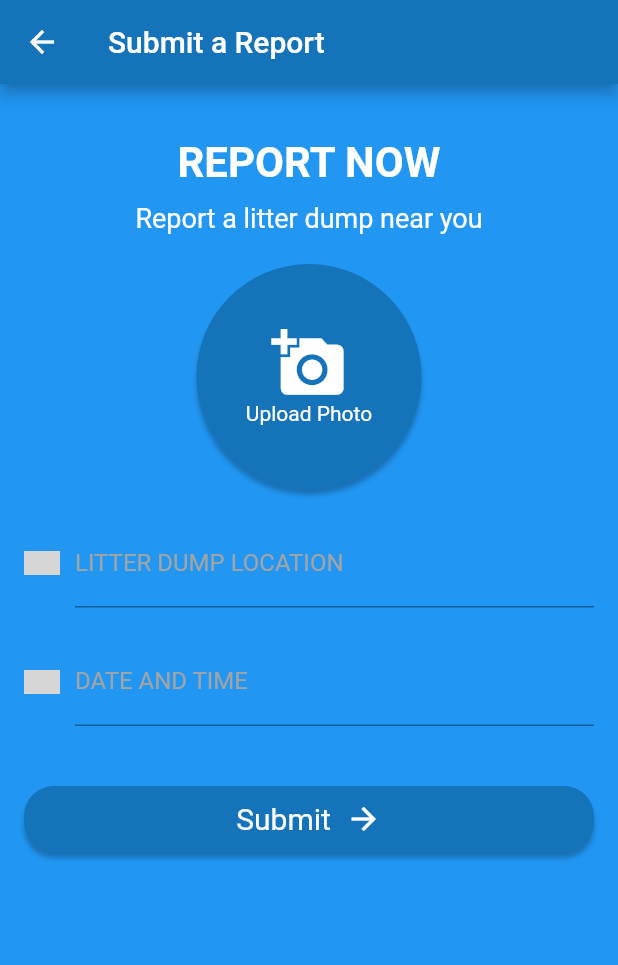
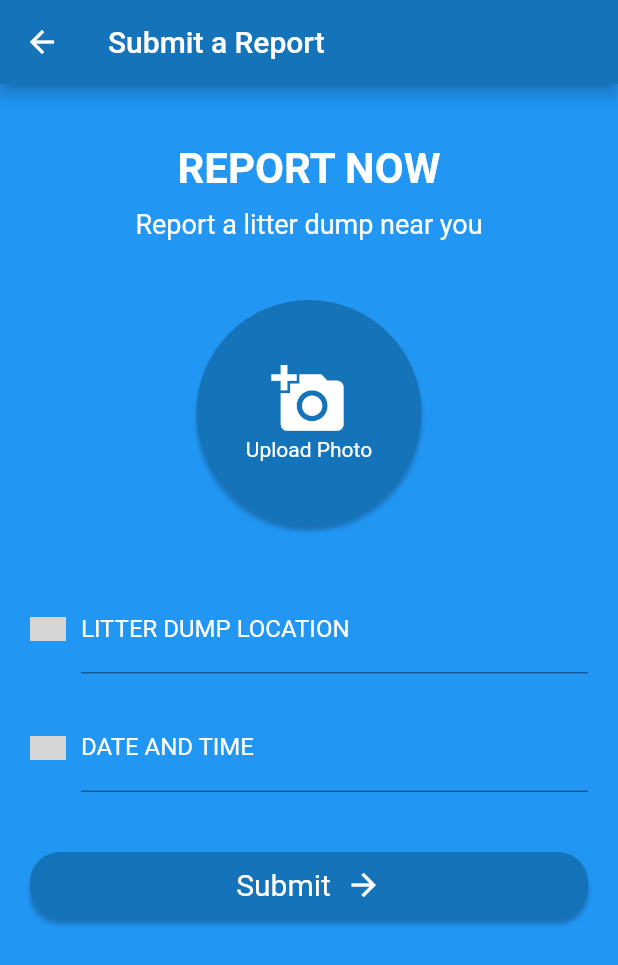
Before and after one commit to maryam037/LitterGo, a Flutter app: the ReportPage screen opened by its route, on a phone screen of 412 x 824 dp. Shown: the top 965 px of the screen. Run offline on Flutter 3.47's test engine with Material 2 defaults, Android fonts, the phone set to English and light mode, and no system bars; our stand-ins replace google_maps_flutter, image_picker; grey boxes are pictures that could not be loaded.

Commit message:
more screens

```diff
--- a/lib/imagedetection.dart
+++ b/lib/imagedetection.dart
@@ -1,5 +1,5 @@
 //https://universe.roboflow.com/college-k6ehm/trash-detection-hdig9/model/2
-//TH SERVER DOESN'T RESPOND WITH THE RESULT, WILL TRY TO SOLVE IT AGAIN IN THE END
+//THE SERVER DOESN'T RESPOND WITH THE RESULT, WILL TRY TO SOLVE IT AGAIN IN THE END
 import 'package:flutter/material.dart';
 import 'dart:convert';
 import 'package:http/http.dart' as http;
--- a/lib/profiledemo.dart
+++ b/lib/profiledemo.dart
@@ -58,7 +58,7 @@ class _ProfilePageState extends State<ProfilePage> {
               mainAxisAlignment: MainAxisAlignment.center,
               children: [
                 const Text(
-                  'Complete Profile!',
+                  'Make User Profile!',
                   textAlign: TextAlign.center,
                   style: TextStyle(
                     fontSize: 28 * ffem,
--- a/lib/reportdemo.dart
+++ b/lib/reportdemo.dart
@@ -1,6 +1,7 @@
-import 'dart:typed_data';
+import 'dart:io';
 
 import 'package:flutter/material.dart';
+import 'package:fypscreensdemo/mapsdemo.dart';
 import 'package:image_picker/image_picker.dart';
 
 class ReportPage extends StatefulWidget {
@@ -13,22 +14,24 @@ class ReportPage extends StatefulWidget {
 class _ReportPageState extends State<ReportPage> {
   final TextEditingController locationController = TextEditingController();
   final TextEditingController datetimeController = TextEditingController();
-  Uint8List? selectedImageBytes;
+  File? _selectedImage;
 
-  Future<void> _pickImage() async {
-    final pickedFile =
-        await ImagePicker().pickImage(source: ImageSource.gallery);
+  Future<void> _selectImage() async {
+    final imagePicker = ImagePicker();
+    final pickedImage =
+        await imagePicker.pickImage(source: ImageSource.gallery);
 
-    if (pickedFile != null) {
-      final selectedBytes = await pickedFile.readAsBytes();
+    if (pickedImage != null) {
       setState(() {
-        selectedImageBytes = selectedBytes;
+        _selectedImage = File(pickedImage.path);
       });
     }
   }
 
   @override
   Widget build(BuildContext context) {
+    const double fem = 1.0;
+    const double ffem = 1.0;
     return Scaffold(
       backgroundColor: Colors.blue,
       appBar: AppBar(
@@ -36,63 +39,66 @@ class _ReportPageState extends State<ReportPage> {
         backgroundColor: const Color(0xff1473b9),
       ),
       body: Padding(
-        padding: const EdgeInsets.all(16.0),
+        padding: const EdgeInsets.all(20 * fem),
         child: Column(
           children: [
-            const SizedBox(height: 20.0),
+            const SizedBox(height: 20 * fem),
             const Text(
               'REPORT NOW',
               style: TextStyle(
-                fontSize: 28.0,
+                fontSize: 28 * fem,
                 color: Colors.white,
                 fontWeight: FontWeight.w600,
               ),
             ),
-            const SizedBox(height: 10.0),
+            const SizedBox(height: 10 * fem),
             const Text(
               'Report a litter dump near you',
               style: TextStyle(
-                fontSize: 18.0,
+                fontSize: 18 * fem,
                 color: Colors.white,
               ),
             ),
-            const SizedBox(height: 20.0),
+            const SizedBox(height: 20 * fem),
             GestureDetector(
-              onTap: _pickImage,
+              onTap: _selectImage,
               child: Container(
-                width: 150.0,
-                height: 150.0,
-                decoration: BoxDecoration(
-                  color: const Color(0xff1473b9),
-                  borderRadius: BorderRadius.circular(75.0),
-                  boxShadow: const [
+                margin: const EdgeInsets.all(20 * fem),
+                width: 150 * fem,
+                height: 150 * fem,
+                decoration: const BoxDecoration(
+                  shape: BoxShape.circle,
+                  color: Color(0xff1473b9),
+                  boxShadow: [
                     BoxShadow(
                       color: Color(0x3f000000),
-                      offset: Offset(0, 4.0),
-                      blurRadius: 2.0,
+                      offset: Offset(0, 4 * fem),
+                      blurRadius: 2 * fem,
                     ),
                   ],
                 ),
-                child: selectedImageBytes != null
-                    ? Image.memory(
-                        selectedImageBytes!,
-                        width: 150.0,
-                        height: 150.0,
-                        fit: BoxFit.cover,
-                      )
-                    : const Center(
-                        child: Column(
+                child: Center(
+                  child: _selectedImage != null
+                      ? ClipOval(
+                          child: Image.file(
+                            _selectedImage!,
+                            width: 150 * fem,
+                            height: 150 * fem,
+                            fit: BoxFit.cover,
+                          ),
+                        )
+                      : const Column(
                           mainAxisAlignment: MainAxisAlignment.center,
                           children: [
                             Icon(
                               Icons.add_a_photo,
-                              size: 50.0,
+                              size: 50 * fem,
                               color: Color(0xffffffff),
                             ),
                             Text(
                               'Upload Photo',
                               style: TextStyle(
-                                fontSize: 14.0,
+                                fontSize: 14 * ffem,
                                 fontWeight: FontWeight.w400,
                                 height: 1.2,
                                 color: Color(0xffffffff),
@@ -100,42 +106,50 @@ class _ReportPageState extends State<ReportPage> {
                             ),
                           ],
                         ),
-                      ),
+                ),
               ),
             ),
             Center(
               child: Column(
                 children: [
-                  const SizedBox(height: 20.0),
+                  const SizedBox(height: 20 * fem),
                   buildTextFieldWithImage(
                     'assets/pin.png',
                     'LITTER DUMP LOCATION',
                     context,
                     locationController,
                   ),
-                  const SizedBox(height: 20.0),
+                  const SizedBox(height: 20 * fem),
                   buildTextFieldWithImage(
                     'assets/datetime.png',
                     'DATE AND TIME',
                     context,
                     datetimeController,
                   ),
-                  const SizedBox(height: 40.0),
+                  const SizedBox(height: 40 * fem),
                   GestureDetector(
                     onTap: () {
-                      // Handle submission logic here
+                      Navigator.push(
+                        context,
+                        MaterialPageRoute(
+                          builder: (context) => LocationMapPage(
+                            location: locationController.text,
+                            dateTime: datetimeController.text,
+                          ),
+                        ),
+                      );
                     },
                     child: Container(
                       width: double.infinity,
-                      padding: const EdgeInsets.symmetric(vertical: 10.0),
+                      padding: const EdgeInsets.symmetric(vertical: 10 * fem),
                       decoration: BoxDecoration(
                         color: const Color(0xff1473b9),
-                        borderRadius: BorderRadius.circular(20.0),
+                        borderRadius: BorderRadius.circular(20 * fem),
                         boxShadow: const [
                           BoxShadow(
                             color: Color(0x3f000000),
-                            offset: Offset(0, 4.0),
-                            blurRadius: 2.0,
+                            offset: Offset(0 * fem, 4.0 * ffem),
+                            blurRadius: 2 * fem,
                           ),
                         ],
                       ),
@@ -145,16 +159,16 @@ class _ReportPageState extends State<ReportPage> {
                           Text(
                             'Submit',
                             style: TextStyle(
-                              fontSize: 20.0,
+                              fontSize: 20 * ffem,
                               fontWeight: FontWeight.w400,
-                              height: 1.2,
+                              height: 1.2 * fem,
                               color: Color(0xffffffff),
                             ),
                           ),
-                          SizedBox(width: 10.0),
+                          SizedBox(width: 10 * fem),
                           Icon(
                             Icons.arrow_forward,
-                            size: 24.0,
+                            size: 24 * fem,
                             color: Color(0xffffffff),
                           ),
                         ],
@@ -183,7 +197,7 @@ Widget buildTextFieldWithImage(
     children: [
       Image.asset(
         imagePath,
-        width: 24.0,
+        width: 24,
         height: 16.0,
       ),
       const SizedBox(width: 10.0),
@@ -193,11 +207,11 @@ Widget buildTextFieldWithImage(
           decoration: InputDecoration(
             labelText: labelText,
             labelStyle: const TextStyle(
-              color: Color.fromARGB(255, 163, 164, 164),
+              color: Color(0xffffffff),
             ),
             focusedBorder: const UnderlineInputBorder(
               borderSide: BorderSide(
-                color: Color.fromARGB(255, 163, 164, 164),
+                color: Color(0xffffffff),
               ),
             ),
             hintStyle: const TextStyle(
--- a/lib/routes.dart
+++ b/lib/routes.dart
@@ -5,4 +5,5 @@ class AppRoutes {
   static const report = '/report/';
   static const profilemake = '/profilemake/';
   static const profileview = '/profileview/';
+  static const locationmap = '/locationmap/';
 }
--- a/pubspec.yaml
+++ b/pubspec.yaml
@@ -30,7 +30,8 @@ environment:
 dependencies:
   flutter:
     sdk: flutter
-  #google_maps_flutter: ^2.4.0
+  google_maps_flutter: ^2.4.0
+  location: ^5.0.1
   http: ^0.13.3
   image_picker: ^1.0.2
 
```
Also changed, not shown: lib/main.dart (+8 -7 lines), lib/mapsdemo.dart (added, +162 -0 lines), lib/profilesavedemo.dart (+136 -35 lines), pubspec.lock, 5 other files.
